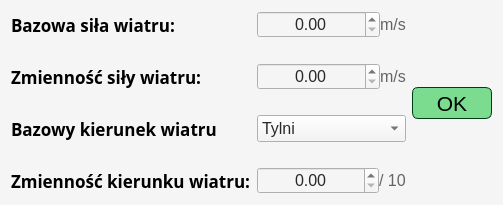
The window that source/UI/EditorWidgets/WindsGeneratorSettingsWidgetInputItem.ui (SiekamCebule/sj-sim) describes before a commit, drawn with Qt 5.
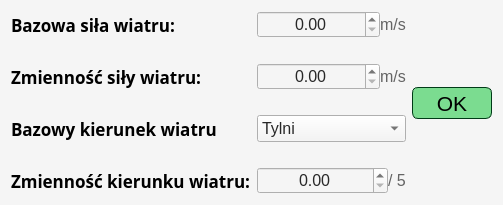
The same window after the commit.

```diff
--- a/source/UI/EditorWidgets/WindsGeneratorSettingsWidgetInputItem.ui
+++ b/source/UI/EditorWidgets/WindsGeneratorSettingsWidgetInputItem.ui
@@ -223,7 +223,7 @@
           <string notr="true">color: rgb(100, 100, 100);</string>
          </property>
          <property name="text">
-          <string>/ 10</string>
+          <string>/ 5</string>
          </property>
         </widget>
        </item>
```
Left out of the diff: 4 changed lines with no effect on the pictures.
